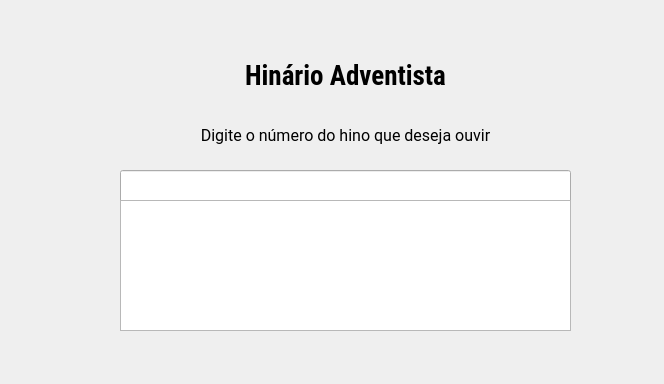
Old version of the form telas/principal.ui in the repository laribrito/hinarioAdventista.
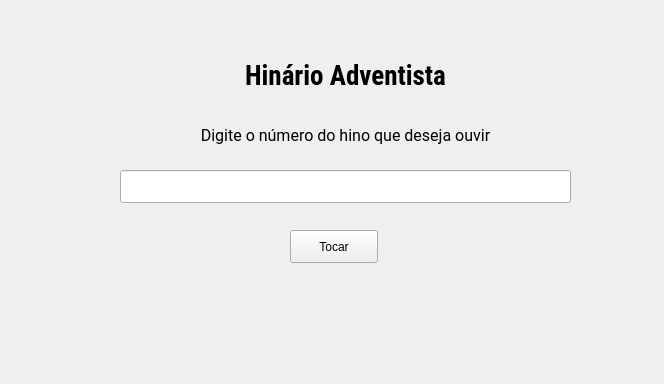
New version of the form.

Commit message: Adiciona uma mensagem de erro

```diff
--- a/telas/principal.ui
+++ b/telas/principal.ui
@@ -85,18 +85,21 @@
      <string>Tocar</string>
     </property>
    </widget>
-   <widget class="QListView" name="resultados">
-    <property name="enabled">
-     <bool>true</bool>
-    </property>
+   <widget class="QLabel" name="setMensagem">
     <property name="geometry">
      <rect>
-      <x>120</x>
-      <y>200</y>
-      <width>451</width>
-      <height>131</height>
+      <x>0</x>
+      <y>290</y>
+      <width>671</width>
+      <height>20</height>
      </rect>
     </property>
+    <property name="text">
+     <string/>
+    </property>
+    <property name="alignment">
+     <set>Qt::AlignCenter</set>
+    </property>
    </widget>
   </widget>
  </widget>
```
The commit also changes 2 other files.
